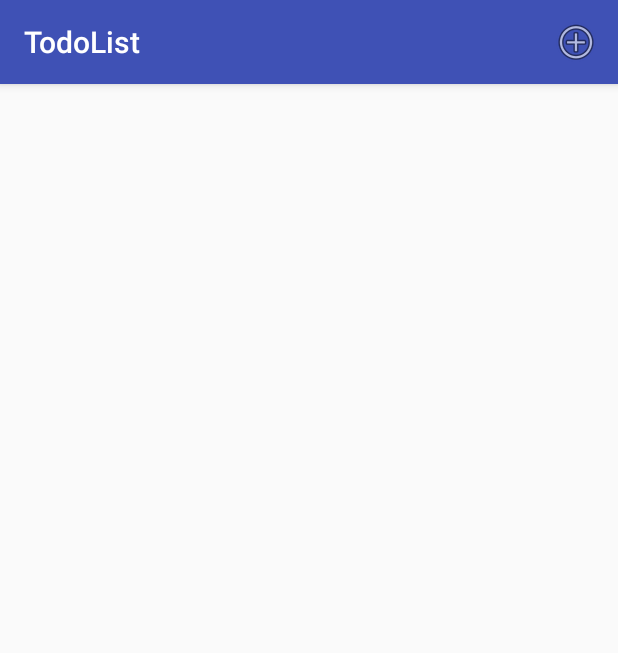
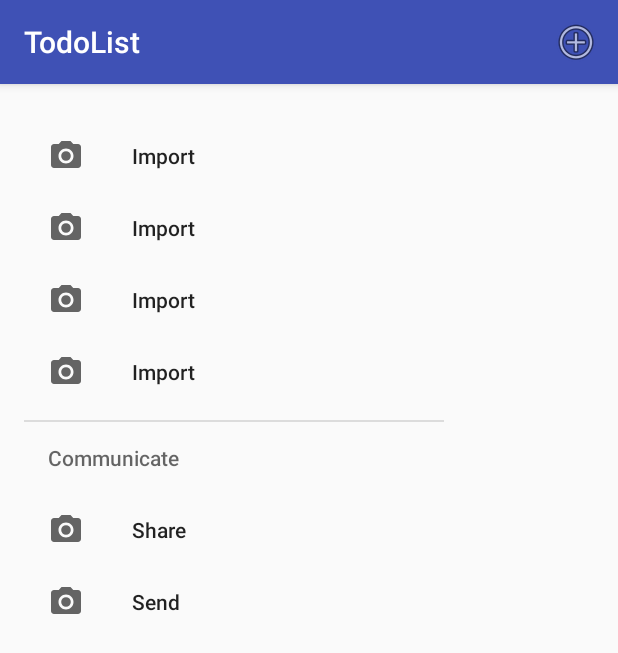
Before and after one commit to Arthian/acuerdate, an Android app: the screen it shows after launch (MainActivity), on a phone screen of 412 x 824 dp. Shown: the top 653 px of the screen. Run offline under Robolectric (Android 15) with nearby library versions, the phone set to English and light mode, and no system bars.

Commit message:
add menu

```diff
--- a/app/build.gradle
+++ b/app/build.gradle
@@ -23,4 +23,5 @@ dependencies {
     compile fileTree(dir: 'libs', include: ['*.jar'])
     testCompile 'junit:junit:4.12'
     compile 'com.android.support:appcompat-v7:23.4.0'
+    compile 'com.android.support:design:23.4.0'
 }
--- a/app/src/main/java/com/projects/diego/todolist/MainActivity.java
+++ b/app/src/main/java/com/projects/diego/todolist/MainActivity.java
@@ -7,6 +7,7 @@ import android.content.Intent;
 import android.database.Cursor;
 import android.database.sqlite.SQLiteDatabase;
 import android.speech.RecognizerIntent;
+import android.support.v4.view.GravityCompat;
 import android.support.v7.app.AlertDialog;
 import android.support.v7.app.AppCompatActivity;
 import android.os.Bundle;
@@ -22,11 +23,14 @@ import android.widget.Toast;
 
 import com.projects.diego.todolist.db.TaskContract;
 import com.projects.diego.todolist.db.TaskDbHelper;
+import android.support.design.widget.NavigationView;
+import android.support.v4.widget.DrawerLayout;
 
 import java.util.ArrayList;
 import java.util.Locale;
 
-public class MainActivity extends AppCompatActivity {
+public class MainActivity extends AppCompatActivity
+        implements NavigationView.OnNavigationItemSelectedListener {
 
     private static final String TAG = "MainActivity";
     private TaskDbHelper mHelper;
@@ -42,6 +46,9 @@ public class MainActivity extends AppCompatActivity {
 
         mHelper = new TaskDbHelper(this);
         mTaskListView = (ListView) findViewById(R.id.list_todo);
+
+        NavigationView navigationView = (NavigationView) findViewById(R.id.nav_view);
+        navigationView.setNavigationItemSelectedListener(this);
 
         updateUI();
     }
@@ -155,4 +162,27 @@ public class MainActivity extends AppCompatActivity {
         }
     }
 
+    public boolean onNavigationItemSelected(MenuItem item) {
+        // Handle navigation view item clicks here.
+        int id = item.getItemId();
+
+        if (id == R.id.nav_camera) {
+            // Handle the camera action
+        } else if (id == R.id.nav_camera) {
+
+        } else if (id == R.id.nav_camera) {
+
+        } else if (id == R.id.nav_camera) {
+
+        } else if (id == R.id.nav_share) {
+
+        } else if (id == R.id.nav_send) {
+
+        }
+
+        DrawerLayout drawer = (DrawerLayout) findViewById(R.id.drawer_layout);
+        drawer.closeDrawer(GravityCompat.START);
+        return true;
+    }
+
 }
--- /dev/null
+++ b/app/src/main/res/drawable/ic_menu_camera.xml
@@ -0,0 +1,12 @@
+<vector xmlns:android="http://schemas.android.com/apk/res/android"
+    android:width="24dp"
+    android:height="24dp"
+    android:viewportHeight="24.0"
+    android:viewportWidth="24.0">
+    <path
+        android:fillColor="#FF000000"
+        android:pathData="M12,12m-3.2,0a3.2,3.2 0,1 1,6.4 0a3.2,3.2 0,1 1,-6.4 0" />
+    <path
+        android:fillColor="#FF000000"
+        android:pathData="M9,2L7.17,4H4c-1.1,0 -2,0.9 -2,2v12c0,1.1 0.9,2 2,2h16c1.1,0 2,-0.9 2,-2V6c0,-1.1 -0.9,-2 -2,-2h-3.17L15,2H9zm3,15c-2.76,0 -5,-2.24 -5,-5s2.24,-5 5,-5 5,2.24 5,5 -2.24,5 -5,5z" />
+</vector>
--- a/app/src/main/res/layout/activity_main.xml
+++ b/app/src/main/res/layout/activity_main.xml
@@ -1,6 +1,8 @@
 <?xml version="1.0" encoding="utf-8"?>
 <RelativeLayout xmlns:android="http://schemas.android.com/apk/res/android"
+    xmlns:app="http://schemas.android.com/apk/res-auto"
     xmlns:tools="http://schemas.android.com/tools"
+    android:id="@+id/drawer_layout"
     android:layout_width="match_parent"
     android:layout_height="match_parent"
     android:paddingBottom="@dimen/activity_vertical_margin"
@@ -9,6 +11,14 @@
     android:paddingTop="@dimen/activity_vertical_margin"
     tools:context="com.projects.diego.todolist.MainActivity">
 
+    <android.support.design.widget.NavigationView
+        android:id="@+id/nav_view"
+        android:layout_width="wrap_content"
+        android:layout_height="match_parent"
+        android:layout_gravity="start"
+        android:fitsSystemWindows="true"
+        app:menu="@menu/activity_main_drawer" />
+
     <ListView
         android:id="@+id/list_todo"
         android:layout_width="wrap_content"
--- /dev/null
+++ b/app/src/main/res/menu/activity_main_drawer.xml
@@ -0,0 +1,36 @@
+<?xml version="1.0" encoding="utf-8"?>
+<menu xmlns:android="http://schemas.android.com/apk/res/android">
+
+    <group android:checkableBehavior="single">
+        <item
+            android:id="@+id/nav_camera"
+            android:icon="@drawable/ic_menu_camera"
+            android:title="Import" />
+        <item
+            android:id="@+id/nav_camera2"
+            android:icon="@drawable/ic_menu_camera"
+            android:title="Import" />
+        <item
+            android:id="@+id/nav_camera3"
+            android:icon="@drawable/ic_menu_camera"
+            android:title="Import" />
+        <item
+            android:id="@+id/nav_camera4"
+            android:icon="@drawable/ic_menu_camera"
+            android:title="Import" />
+    </group>
+
+    <item android:title="Communicate">
+        <menu>
+            <item
+                android:id="@+id/nav_share"
+                android:icon="@drawable/ic_menu_camera"
+                android:title="Share" />
+            <item
+                android:id="@+id/nav_send"
+                android:icon="@drawable/ic_menu_camera"
+                android:title="Send" />
+        </menu>
+    </item>
+
+</menu>
```
